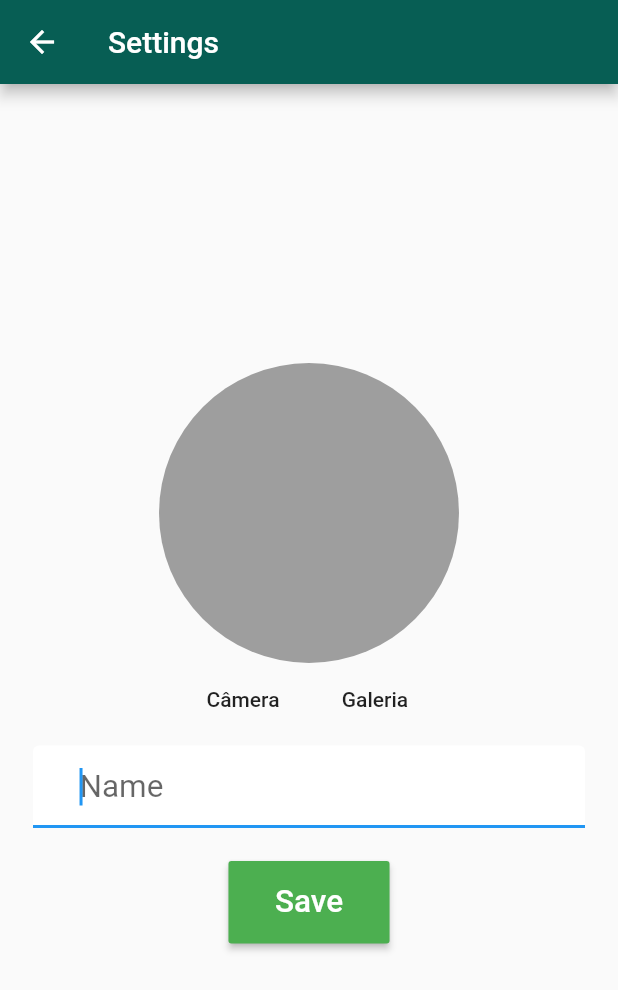
After one commit to hbgit/flutter_a_z, a Flutter app: the Settings screen opened by its route, on a phone screen of 412 x 824 dp. The commit adds this screen. Shown: the top 990 px of the screen. Run offline on Flutter 3.47's test engine with Material 2 defaults, Android fonts, the phone set to English and light mode, and no system bars; our stand-ins replace cloud_firestore, firebase_auth, firebase_storage, image_picker; accounts and stored records are empty; network calls fail.

Commit message:
Add Setting screen
Signed-off-by: Herbert Rocha <herberthb12@gmail.com>

```diff
--- a/lib/controll/RouteGenerator.dart
+++ b/lib/controll/RouteGenerator.dart
@@ -3,6 +3,7 @@ import 'package:flutter/material.dart';
 import 'package:flutter_a_z/view/AddUser.dart';
 import 'package:flutter_a_z/view/HomeScreen.dart';
 import 'package:flutter_a_z/view/Login.dart';
+import 'package:flutter_a_z/view/Settings.dart';
 
 class RouteGenerator {
 
@@ -10,6 +11,7 @@ class RouteGenerator {
   static const String ROUTE_HOME = "/home";
   static const String ROUTE_LOGIN = "/login";
   static const String ROUTE_ADD_USER = "/adduser";
+  static const String ROUTE_SETTINGS = "/settings";
 
   static Route<dynamic> generateRoute(RouteSettings settings) {
 
@@ -30,6 +32,8 @@ class RouteGenerator {
         return MaterialPageRoute(builder: (_) => AddUser());
       case ROUTE_HOME:
         return MaterialPageRoute(builder: (_) => HomeScreen());
+      case ROUTE_SETTINGS:
+        return MaterialPageRoute(builder: (_) => Settings());
       default:
         return MaterialPageRoute(builder: (_) {
           return Scaffold(
--- a/lib/view/HomeScreen.dart
+++ b/lib/view/HomeScreen.dart
@@ -47,7 +47,8 @@ class _HomeScreenState extends State<HomeScreen> with SingleTickerProviderStateM
   _optionMenuItem(String option){
     switch (option) {
       case "Settings":
-        print("Settings");
+        print("Going to Settings");
+        Navigator.pushReplacementNamed(context, RouteGenerator.ROUTE_SETTINGS);
         break;
       case "Sign Out":
         print("Sign Out");
--- /dev/null
+++ b/lib/view/Settings.dart
@@ -0,0 +1,199 @@
+import 'dart:io';
+
+import 'package:cloud_firestore/cloud_firestore.dart';
+import 'package:firebase_auth/firebase_auth.dart';
+import 'package:firebase_storage/firebase_storage.dart';
+import 'package:flutter/material.dart';
+import 'package:flutter_a_z/controll/RouteGenerator.dart';
+import 'package:image_picker/image_picker.dart';
+
+class Settings extends StatefulWidget {
+  Settings({Key key}) : super(key: key);
+
+  @override
+  _SettingsState createState() => _SettingsState();
+}
+
+class _SettingsState extends State<Settings> {
+  TextEditingController _ctrName = TextEditingController();
+  PickedFile _image;
+  String _idUserLogIn;
+  bool _upImage = false;
+  String _urlRecoveryImage;
+
+  _recoveryDataUser() async {
+    FirebaseAuth auth = FirebaseAuth.instance;
+    FirebaseUser userNow = await auth.currentUser();
+    _idUserLogIn = userNow.uid;
+
+    Firestore db = Firestore.instance;
+    DocumentSnapshot snapshot =
+        await db.collection("user").document(_idUserLogIn).get();
+
+    Map<String, dynamic> data = snapshot.data;
+    _ctrName.text = data["name"];
+
+    if (data["urlImage"] != null) {
+      _urlRecoveryImage = data["urlImage"];
+    }
+  }
+
+  _updateUrlImageFireStore(String url) {
+    Firestore db = Firestore.instance;
+    Map<String, dynamic> dataUpdate = {"urlImage": url};
+
+    db.collection("user").document(_idUserLogIn).updateData(dataUpdate);
+  }
+
+  Future _recoveryUrlImage(StorageTaskSnapshot snapshot) async {
+    String url = await snapshot.ref.getDownloadURL();
+    _updateUrlImageFireStore(url);
+
+    setState(() {
+      _urlRecoveryImage = url;
+    });
+  }
+
+  Future _uploadImage() async {
+    FirebaseStorage storage = FirebaseStorage.instance;
+    StorageReference root = storage.ref();
+    StorageReference fileFrom =
+        root.child("profile").child(_idUserLogIn + ".jpg");
+
+    //Upload image
+    StorageUploadTask task = fileFrom.putFile(File(_image.path));
+
+    //Check progress
+    task.events.listen((StorageTaskEvent storageEvent) {
+      if (storageEvent.type == StorageTaskEventType.progress) {
+        setState(() {
+          _upImage = true;
+        });
+      } else if (storageEvent.type == StorageTaskEventType.success) {
+        setState(() {
+          _upImage = false;
+        });
+      }
+    });
+
+    //Recovery url from Image
+    task.onComplete.then((StorageTaskSnapshot snapshot) {
+      _recoveryUrlImage(snapshot);
+    });
+  }
+
+  Future _recoveryImage(String fromImage) async {
+    PickedFile imageOp;
+    final ImagePicker _imgPicker = ImagePicker();
+
+    switch (fromImage) {
+      case "camera":
+        imageOp = await _imgPicker.getImage(source: ImageSource.camera);
+        break;
+      case "galeria":
+        imageOp = await _imgPicker.getImage(source: ImageSource.gallery);
+        break;
+    }
+
+    _image = imageOp;
+    setState(() {
+      if (_image != null) {
+        _upImage = true;
+        _uploadImage();
+      }
+    });
+  }
+
+  @override
+  void initState() {
+    super.initState();
+    _recoveryDataUser();
+  }
+
+  _updateNameFirestore() {
+    String name = _ctrName.text;
+    Firestore db = Firestore.instance;
+
+    Map<String, dynamic> dataUpdate = {"name": name};
+
+    db.collection("user").document(_idUserLogIn).updateData(dataUpdate);
+  }
+
+  @override
+  Widget build(BuildContext context) {
+    return Scaffold(
+      appBar: AppBar(
+        title: Text("Settings"),
+        leading: IconButton(
+          icon: Icon(Icons.arrow_back, color: Colors.white),
+          onPressed: () => Navigator.pushReplacementNamed(context, RouteGenerator.ROUTE_HOME),
+        ),
+      ),
+      body: Container(
+        padding: EdgeInsets.all(15),
+        child: Center(
+          child: SingleChildScrollView(
+            child: Column(
+              children: [
+                Container(
+                    child: _upImage
+                        ? CircularProgressIndicator()
+                        : CircleAvatar(
+                            radius: 100,
+                            backgroundColor: Colors.grey,
+                            backgroundImage: _urlRecoveryImage != null
+                                ? NetworkImage(_urlRecoveryImage)
+                                : null)),
+                Row(
+                  mainAxisAlignment: MainAxisAlignment.center,
+                  children: [
+                    FlatButton(
+                      child: Text("Câmera"),
+                      onPressed: () {
+                        _recoveryImage("camera");
+                      },
+                    ),
+                    FlatButton(
+                      child: Text("Galeria"),
+                      onPressed: () {
+                        _recoveryImage("galeria");
+                      },
+                    ),
+                  ],
+                ),
+                Padding(
+                  padding: EdgeInsets.all(7),
+                  child: TextField(
+                    controller: _ctrName,
+                    autofocus: true,
+                    keyboardType: TextInputType.text,
+                    style: TextStyle(fontSize: 21),
+                    decoration: InputDecoration(
+                        contentPadding: EdgeInsets.fromLTRB(31, 15, 31, 15),
+                        hintText: "Name",
+                        filled: true,
+                        fillColor: Colors.white),
+                  ),
+                ),
+                Padding(
+                  padding: EdgeInsets.only(top: 15, bottom: 9),
+                  child: RaisedButton(
+                    child: Text(
+                      "Save",
+                      style: TextStyle(color: Colors.white, fontSize: 21),
+                    ),
+                    color: Colors.green,
+                    padding: EdgeInsets.fromLTRB(31, 15, 31, 15),
+                    onPressed: () {
+                      _updateNameFirestore();
+                    },
+                  ),
+                ),
+              ],
+            ),
+          ),
+        ),
+      ),
+    );
+  }
+}
--- a/pubspec.yaml
+++ b/pubspec.yaml
@@ -29,6 +29,7 @@ dependencies:
   firebase_auth_web:
   firebase_storage: 3.1.5 # store files
   cloud_firestore: 0.13.5 # database
+  image_picker: ^0.6.7 # no WEB support
 
 dev_dependencies:
   flutter_test:
```
Also changed, not shown: pubspec.lock.
